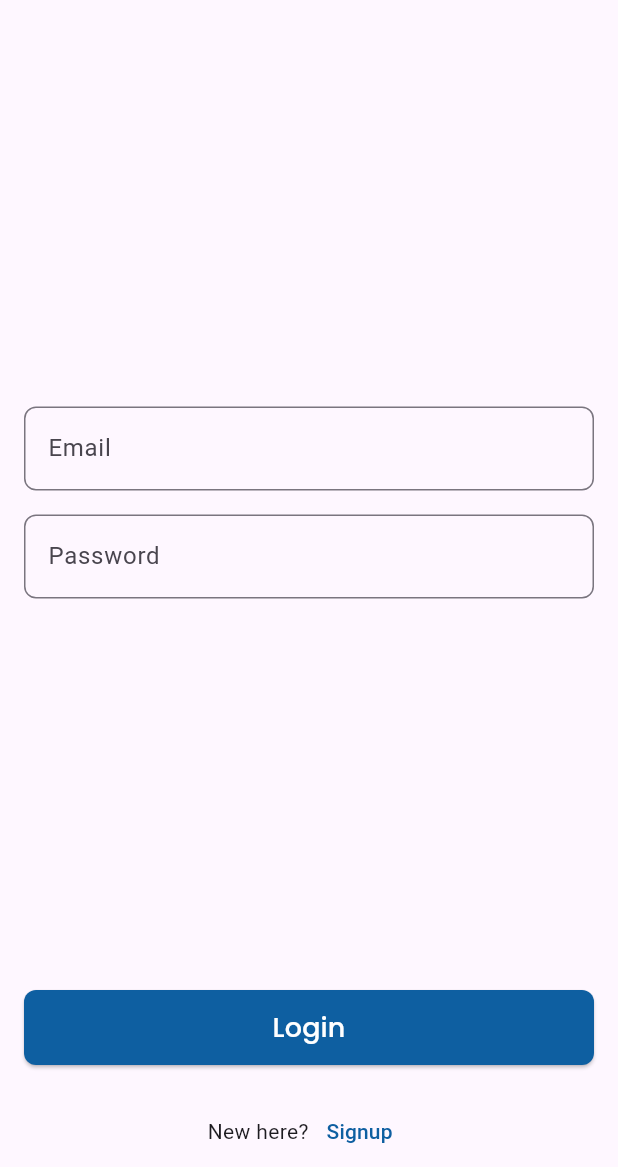
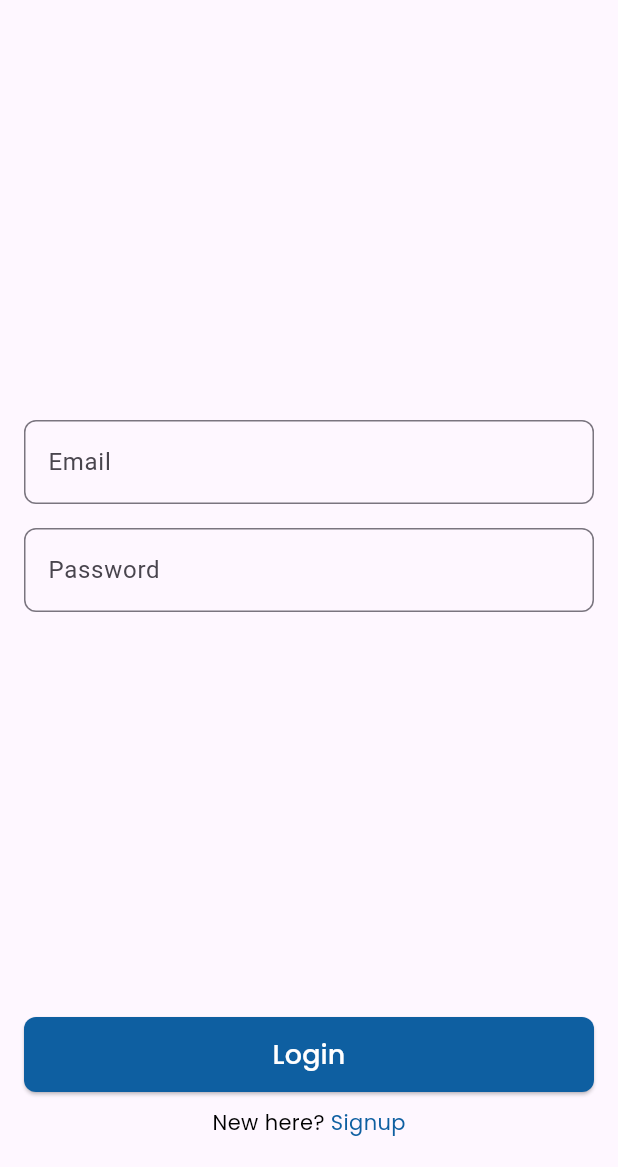
Before and after one commit to dev-6768/my-news-app, a Flutter app: the screen it shows after launch, after a tap on "Login", on a phone screen of 412 x 824 dp, the part 69-1236 px from its top. Run offline on Flutter 3.47's test engine with Material 3 defaults, Android fonts, the phone set to English and light mode, and no system bars; drawn by our look-alikes of flutter_form_builder; our stand-ins replace cached_network_image, cloud_firestore, dio, firebase_auth, firebase_core, firebase_remote_config and 7 more; missing offline and left inert: platform_info, talker_dio_logger; accounts and stored records are empty; network calls fail.

Commit message:
final changes push

```diff
--- a/lib/const/string_constants.dart
+++ b/lib/const/string_constants.dart
@@ -1,3 +1,4 @@
 class StringConstants {
-  static const developmentBaseUrl = "https://newsapi.org/v2/top-headlines?country=us&apiKey=bf70f617568442948b81cb60d181df19";
+  static const apiKey = "bf70f617568442948b81cb60d181df19";
+  static const developmentBaseUrl = "https://newsapi.org/";
 }
--- a/lib/featured/home/controller/country_config_controller.dart
+++ b/lib/featured/home/controller/country_config_controller.dart
@@ -4,11 +4,12 @@ import 'package:firebase_remote_config/firebase_remote_config.dart';
 import 'package:my_news_app/shared/api_client/dio_client_provider.dart';
 
 class CountryCodesNotifier extends StateNotifier<Map<String, String>> {
+  //default countries in case firebase remote config doesn't work.
   CountryCodesNotifier() : super(
     {
       "India": "IN",
       "United States": "US",
-      "England": "EN",
+      "England": "GB",
     }
   );
   Future<void> fetchCountryCodes() async {
@@ -31,10 +32,11 @@ class CountryCodesNotifier extends StateNotifier<Map<String, String>> {
     }
 
     catch (e) {
+      //default countries in case firebase remote config doesn't work.
       state = {
         "India": "IN",
         "United States": "US",
-        "England": "EN",
+        "England": "GB",
       };
       talker.debug('Error fetching country codes: $e');
     }
--- a/lib/featured/home/controller/news_provider.dart
+++ b/lib/featured/home/controller/news_provider.dart
@@ -1,10 +1,10 @@
   import 'package:flutter_riverpod/flutter_riverpod.dart';
+import 'package:my_news_app/featured/home/controller/country_provider.dart';
 import 'package:my_news_app/featured/home/view/widget/news_model.dart';
 import 'package:my_news_app/shared/api_client/dio_news_service_client.dart';
 
 final newsProvider = FutureProvider<List<News>>((ref) async {
+  final country = ref.watch(countryProvider);
   final newsService = NewsService();
-  return newsService.fetchNews();
-  // Future.delayed(const Duration(seconds: 2));
-  // return SampleData.sampleNewsData;
+  return newsService.fetchNews(country);
 });
--- /dev/null
+++ b/lib/featured/login/controller/populate_login_controller.dart
@@ -0,0 +1,18 @@
+import 'package:flutter_riverpod/flutter_riverpod.dart';
+import 'package:shared_preferences/shared_preferences.dart';
+
+class AuthNotifier extends StateNotifier<Map<String, String>> {
+  AuthNotifier() : super({'email': '', 'password': ''});
+
+  Future<void> loadCredentials() async {
+    SharedPreferences prefs = await SharedPreferences.getInstance();
+    String? email = prefs.getString('emailKey') ?? '';
+    String? password = prefs.getString('passwordKey') ?? '';
+
+    state = {'email': email, 'password': password}; // Update the state
+  }
+}
+
+final authProvider = StateNotifierProvider<AuthNotifier, Map<String, String>>((ref) {
+  return AuthNotifier();
+});
--- a/lib/featured/login/view/login_page.dart
+++ b/lib/featured/login/view/login_page.dart
@@ -5,6 +5,7 @@ import 'package:form_builder_validators/form_builder_validators.dart';
 import 'package:google_fonts/google_fonts.dart';
 import 'package:my_news_app/const/app_colors.dart';
 import 'package:my_news_app/featured/login/controller/login_loading_controller.dart';
+import 'package:my_news_app/featured/login/controller/populate_login_controller.dart';
 import 'package:my_news_app/featured/signup/view/signup_page.dart';
 
 class LoginPage extends ConsumerStatefulWidget {
@@ -16,9 +17,17 @@ class LoginPage extends ConsumerStatefulWidget {
 
 class _LoginPageState extends ConsumerState<LoginPage> {
   final GlobalKey<FormBuilderState> _formKey = GlobalKey<FormBuilderState>();
+
+  @override
+  void initState() {
+    super.initState();
+    ref.read(authProvider.notifier).loadCredentials();
+  }
+
   @override
   Widget build(BuildContext context) {
     final isLoading = ref.watch(loginLoadingNotifier);
+    final authData = ref.watch(authProvider);
 
     return Scaffold(
       appBar: AppBar(
@@ -49,6 +58,7 @@ class _LoginPageState extends ConsumerState<LoginPage> {
                         children: [
                           FormBuilderTextField(
                             name: 'email',
+                            initialValue: authData["email"],
                             decoration: InputDecoration(
                               labelText: 'Email',
                               border: OutlineInputBorder(
@@ -63,6 +73,7 @@ class _LoginPageState extends ConsumerState<LoginPage> {
                           const SizedBox(height: 16),
                           FormBuilderTextField(
                             name: 'password',
+                            initialValue: authData["password"],
                             obscureText: true,
                             decoration: InputDecoration(
                               labelText: 'Password',
@@ -124,25 +135,36 @@ class _LoginPageState extends ConsumerState<LoginPage> {
                     ),
                   ),
                 ),
-                const SizedBox(height: 20),
+
+                const SizedBox(height: 10),
+
                 Row(
                   mainAxisAlignment: MainAxisAlignment.center,
                   children: [
-                    const Text("New here?"),
-                    TextButton(
-                      onPressed: () {
+                    Text(
+                      "New here? ",
+                      style: GoogleFonts.poppins(
+                        color: AppColors.kBlack,
+                      ),
+                    ),
+                    InkWell(
+                      onTap: () {
                         Navigator.push(
                           context,
                           MaterialPageRoute(builder: (context) => const SignUpPage())
                         );
                       },
-                      child: const Text(
+                      child: Text(
                         'Signup',
-                        style: TextStyle(color: AppColors.appBarBackgroundColor),
+                        style: GoogleFonts.poppins(
+                          color: AppColors.appBarBackgroundColor
+                        ),
                       ),
                     )
                   ],
                 ),
+
+                const SizedBox(height: 20),
               ],
             ),
           ],
--- a/lib/featured/signup/view/signup_page.dart
+++ b/lib/featured/signup/view/signup_page.dart
@@ -143,21 +143,30 @@ class _SignUpPageState extends ConsumerState<SignUpPage> {
                 Row(
                   mainAxisAlignment: MainAxisAlignment.center,
                   children: [
-                    const Text("Already have an account?"),
-                    TextButton(
-                      onPressed: () {
+                    Text(
+                      "Already have an account? ",
+                      style: GoogleFonts.poppins(
+                        color: AppColors.kBlack
+                      ),
+                    ),
+                    InkWell(
+                      onTap: () {
                         Navigator.push(
                           context,
                           MaterialPageRoute(builder: (context) => const LoginPage())
                         );
                       },
-                      child: const Text(
+                      child: Text(
                         'Login',
-                        style: TextStyle(color: AppColors.appBarBackgroundColor),
+                        style: GoogleFonts.poppins(
+                          color: AppColors.appBarBackgroundColor,
+                        ),
                       ),
-                    )
+                    ),
                   ],
-                )
+                ),
+
+                const SizedBox(height: 20),
               ],
             ),
           ],
--- a/pubspec.yaml
+++ b/pubspec.yaml
@@ -49,6 +49,7 @@ dependencies:
   firebase_auth: ^5.3.0
   cloud_firestore: ^5.4.2
   firebase_remote_config: ^5.1.2
+  shared_preferences: ^2.3.2
 
 dev_dependencies:
   flutter_test:
```
Also changed, not shown: lib/featured/home/view/home_page.dart (+11 -11 lines), lib/featured/home/view/widget/news_item_widget.dart (+7 -5 lines), lib/featured/home/view/widget/news_scroll_view_widget.dart (+14 -1 lines), lib/featured/login/controller/login_controller.dart (+29 -5 lines), lib/featured/signup/controller/signup_controller.dart (+14 -2 lines), lib/shared/api_client/dio_news_service_client.dart (+3 -4 lines), lib/shared/widget/no_internet_widget.dart (+11 -7 lines), pubspec.lock, 1 other file.
